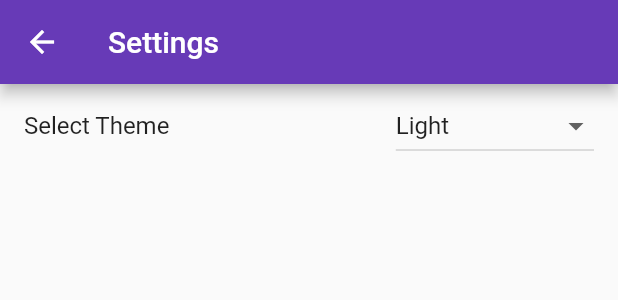
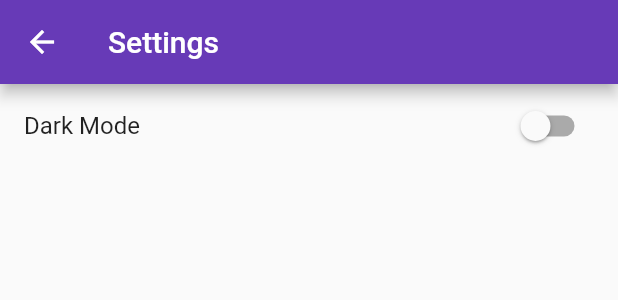
Before and after one commit to HEEPOKE/flutter-bloc, a Flutter app: the NavigationDrawer widget shown alone on an empty page, opened directly, after a tap on "Settings", on a phone screen of 412 x 824 dp. Shown: the top 300 px of the screen. Run offline on Flutter 3.47's test engine with Material 2 defaults, Android fonts, the phone set to English and light mode, and no system bars; our stand-ins replace flutter_bloc, flutter_local_notifications.

Commit message:
:money_with_wings: update switch mode

```diff
--- /dev/null
+++ b/lib/bloc/theme_bloc.dart
@@ -0,0 +1,14 @@
+import 'package:flutter_bloc/flutter_bloc.dart';
+
+enum ThemeEvent { toggle }
+
+class ThemeBloc extends Bloc<ThemeEvent, bool> {
+  ThemeBloc() : super(false);
+
+  @override
+  Stream<bool> mapEventToState(ThemeEvent event) async* {
+    if (event == ThemeEvent.toggle) {
+      yield !state;
+    }
+  }
+}
--- a/lib/ui/screens/settings_screen.dart
+++ b/lib/ui/screens/settings_screen.dart
@@ -1,50 +1,27 @@
 import 'package:flutter/material.dart';
+import 'package:flutter_bloc/flutter_bloc.dart';
+import '../../bloc/theme_bloc.dart';
 
-class SettingsScreen extends StatefulWidget {
-
-  const SettingsScreen({Key? key}) : super(key: key);
-
-  @override
-  _SettingsScreenState createState() => _SettingsScreenState();
-}
-
-class _SettingsScreenState extends State<SettingsScreen> {
-  int? _selectedTheme = 0;
-  final List<String> _themes = ['Light', 'Dark', 'System Default'];
-
-  Widget _buildThemeOption() {
-    return ListTile(
-      title: const Text('Select Theme'),
-      trailing: DropdownButton<int>(
-        value: _selectedTheme,
-        items: _themes.map((theme) {
-          return DropdownMenuItem<int>(
-            value: _themes.indexOf(theme),
-            child: Text(theme),
-          );
-        }).toList(),
-        onChanged: (value) {
-          setState(() {
-            _selectedTheme = value;
-          });
-        },
-      ),
-    );
-  }
-
+class SettingsScreen extends StatelessWidget {
   @override
   Widget build(BuildContext context) {
     return Scaffold(
       appBar: AppBar(
         title: const Text('Settings'),
       ),
-      body: ListView.builder(
-        itemCount: 1,
-        itemBuilder: (context, index) {
-          if (index == 0) {
-            return _buildThemeOption();
-          }
-          return const SizedBox.shrink();
+      body: BlocBuilder<ThemeBloc, bool>(
+        builder: (context, isDarkTheme) {
+          return Column(
+            children: [
+              SwitchListTile(
+                title: const Text('Dark Mode'),
+                value: isDarkTheme,
+                onChanged: (value) {
+                  context.read<ThemeBloc>().add(ThemeEvent.toggle);
+                },
+              ),
+            ],
+          );
         },
       ),
     );
--- a/lib/ui/widgets/navigation_drawer.dart
+++ b/lib/ui/widgets/navigation_drawer.dart
@@ -3,19 +3,19 @@ import 'package:app/ui/screens/profile_screen.dart';
 import 'package:app/ui/screens/settings_screen.dart';
 
 class NavigationDrawer extends StatelessWidget {
-
   const NavigationDrawer({Key? key}) : super(key: key);
 
-  Widget _buildListTile(IconData icon, String title, Function() onTap) {
-    return ListTile(
-      title: Row(
-        children: [
-          Icon(icon),
-          SizedBox(width: 8),
-          Text(title),
-        ],
-      ),
-      onTap: onTap,
+  void _navigateToProfile(BuildContext context) {
+    Navigator.push(
+      context,
+      MaterialPageRoute(builder: (context) => const ProfileScreen()),
+    );
+  }
+
+  void _navigateToSettings(BuildContext context) {
+    Navigator.push(
+      context,
+      MaterialPageRoute(builder: (context) => SettingsScreen()),
     );
   }
 
@@ -36,22 +36,12 @@ class NavigationDrawer extends StatelessWidget {
           _buildListTile(
             Icons.manage_accounts,
             "Profile",
-            () {
-              Navigator.push(
-                context,
-                MaterialPageRoute(builder: (context) => const ProfileScreen()),
-              );
-            },
+            () => _navigateToProfile(context),
           ),
           _buildListTile(
             Icons.settings,
             "Settings",
-            () {
-              Navigator.push(
-                context,
-                MaterialPageRoute(builder: (context) => SettingsScreen()),
-              );
-            },
+            () => _navigateToSettings(context),
           ),
           const Divider(
             color: Colors.black54,
@@ -65,4 +55,17 @@ class NavigationDrawer extends StatelessWidget {
       ),
     );
   }
+
+  Widget _buildListTile(IconData icon, String title, Function() onTap) {
+    return ListTile(
+      title: Row(
+        children: [
+          Icon(icon),
+          const SizedBox(width: 8),
+          Text(title),
+        ],
+      ),
+      onTap: onTap,
+    );
+  }
 }
```
Also changed, not shown: lib/main.dart (+20 -10 lines).
